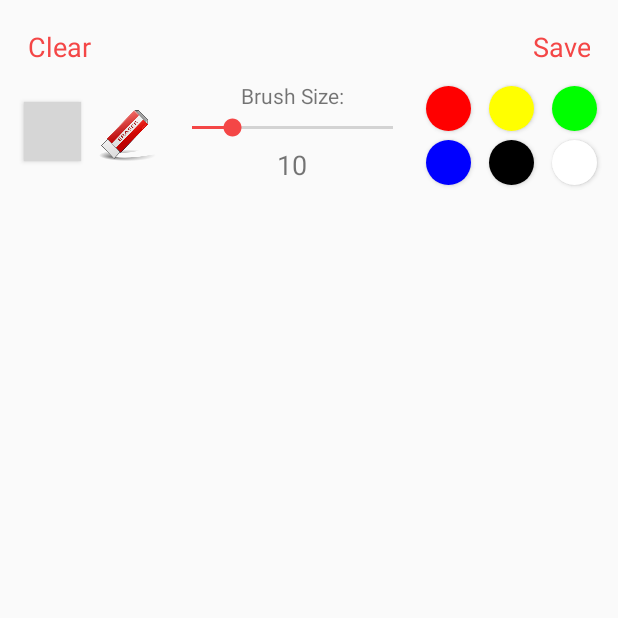
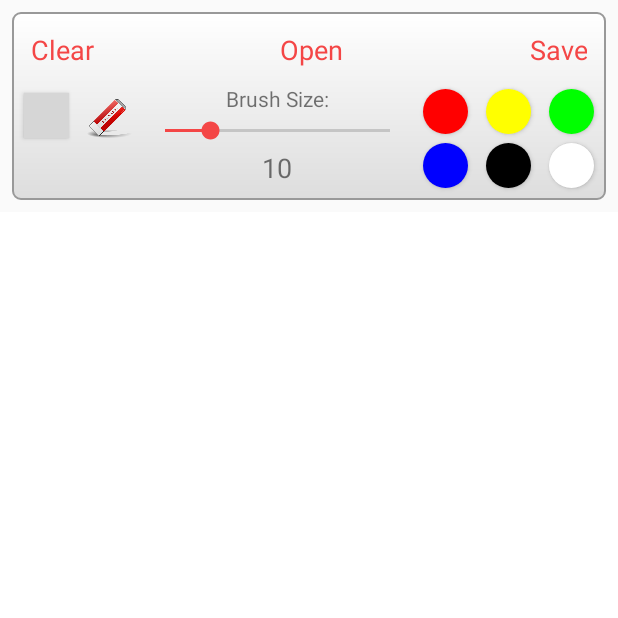
Before and after one commit to dkramer95/ColorfulDonut, an Android app: the screen it shows after launch (MainActivity), after a tap on "Save", on a phone screen of 412 x 824 dp, the top half of it. Run offline under Robolectric (Android 15) with nearby library versions, the phone set to English and light mode, and no system bars; grey boxes are pictures that could not be loaded.

Commit message:
Open and save images and bug fixes 	* Flood fill now works 	* Clearing screen now works 	* Changing colors now works 	* Changing size of brush now works

```diff
--- a/ColorfulDonut/app/src/main/java/edu/colorfuldonut/Brush.java
+++ b/ColorfulDonut/app/src/main/java/edu/colorfuldonut/Brush.java
@@ -78,6 +78,7 @@ public class Brush extends Tool{
     // when ACTION_UP stop touch
     private void upTouch(Path path) {
         path.lineTo(mX, mY);
+        path.reset();
     }
 
     @Override
--- a/ColorfulDonut/app/src/main/java/edu/colorfuldonut/CanvasView.java
+++ b/ColorfulDonut/app/src/main/java/edu/colorfuldonut/CanvasView.java
@@ -9,7 +9,6 @@ import android.graphics.Path;
 import android.util.AttributeSet;
 import android.view.MotionEvent;
 import android.view.View;
-import android.widget.Toast;
 
 /**
  * Created by DavidKramer on 4/17/17.
@@ -38,14 +37,15 @@ public class CanvasView extends View {
 
         m_bitmap = Bitmap.createBitmap(width, height, Bitmap.Config.ARGB_8888);
         m_canvas = new Canvas(m_bitmap);
-    }
+        m_canvas.drawColor(Color.WHITE);
 
-    public void saveImage() {
-
+        // default starting color
+        GlobalColor.set(Color.RED);
     }
 
     public void clear() {
         init();
+        invalidate();
     }
 
     public Bitmap getBitmap() {
@@ -54,7 +54,13 @@ public class CanvasView extends View {
 
     protected void onDraw(Canvas canvas) {
         super.onDraw(canvas);
-        canvas.drawPath(m_path, m_paint);
+        m_paint.setColor(GlobalColor.get());
+        canvas.drawBitmap(m_bitmap, 0, 0, m_paint);
+        m_canvas.drawPath(m_path, m_paint);
+    }
+
+    public void setBitmap(Bitmap bitmap) {
+        m_bitmap = bitmap;
     }
 
     public boolean onTouchEvent(MotionEvent e) {
--- /dev/null
+++ b/ColorfulDonut/app/src/main/java/edu/colorfuldonut/GlobalColor.java
@@ -0,0 +1,31 @@
+package edu.colorfuldonut;
+
+import android.graphics.Paint;
+import android.provider.Settings;
+
+/**
+ * Created by DavidKramer on 4/21/17.
+ */
+
+public class GlobalColor {
+    private int m_colorValue;
+
+    private static GlobalColor instance;
+
+    private GlobalColor() {}
+
+    private static GlobalColor getInstance() {
+        if (instance == null) {
+            instance = new GlobalColor();
+        }
+        return instance;
+    }
+
+    public static int get() {
+        return getInstance().m_colorValue;
+    }
+
+    public static void set(int color) {
+        getInstance().m_colorValue = color;
+    }
+}
--- a/ColorfulDonut/app/src/main/java/edu/colorfuldonut/MainActivity.java
+++ b/ColorfulDonut/app/src/main/java/edu/colorfuldonut/MainActivity.java
@@ -1,20 +1,27 @@
 package edu.colorfuldonut;
 
+import android.content.Intent;
+import android.graphics.Bitmap;
 import android.graphics.Color;
 import android.graphics.PorterDuff;
 import android.graphics.drawable.Drawable;
+import android.provider.MediaStore;
+import android.support.v7.app.AlertDialog;
 import android.support.v7.app.AppCompatActivity;
 import android.os.Bundle;
 import android.view.View;
 import android.widget.Button;
 import android.widget.GridLayout;
-import android.widget.LinearLayout;
 import android.widget.SeekBar;
 import android.widget.TextView;
 import android.widget.Toast;
 
+import java.io.IOException;
+import java.text.SimpleDateFormat;
+
 public class MainActivity extends AppCompatActivity {
-//    public static ToolFactory toolFactory;
+    protected static final int OPEN_IMAGE = 0;
+
     protected CanvasView m_canvasView;
     protected ToolBar m_toolbar;
 
@@ -56,8 +63,8 @@ public class MainActivity extends AppCompatActivity {
             colorButton.setOnClickListener(new View.OnClickListener() {
                 @Override
                 public void onClick(View view) {
-                    Brush brushTool = (Brush)m_toolbar.getToolByName("Brush");
-                    brushTool.setColor(color);
+                    // singleton color so that other tools can use
+                    GlobalColor.set(color);
                 }
             });
         }
@@ -95,7 +102,7 @@ public class MainActivity extends AppCompatActivity {
     }
 
     protected void createTools() {
-        LinearLayout toolPanel = (LinearLayout)findViewById(R.id.toolPanel);
+        GridLayout toolPanel = (GridLayout) findViewById(R.id.toolPanel);
         int toolCount = toolPanel.getChildCount();
 
         for (int j = 0; j < toolCount; ++j) {
@@ -115,7 +122,12 @@ public class MainActivity extends AppCompatActivity {
     }
 
     public void saveButtonClicked(View view) {
-        Toast.makeText(this, "STILL NEED TO IMPLEMENT SAVING", Toast.LENGTH_SHORT).show();
+        AlertDialog.Builder builder = new AlertDialog.Builder(this);
+        String filename = SimpleDateFormat.getDateInstance().toString();
+        Bitmap bitmap = m_canvasView.getBitmap();
+        MediaStore.Images.Media.insertImage(getContentResolver(), bitmap,
+                filename, "Colored Donut Drawing");
+        Toast.makeText(this, "Image saved to gallery", Toast.LENGTH_SHORT).show();
     }
 
     public void clearButtonClicked(View view) {
@@ -128,4 +140,33 @@ public class MainActivity extends AppCompatActivity {
         String toolName = toolButton.getTag().toString();
         Toast.makeText(this, toolName, Toast.LENGTH_SHORT).show();
     }
+
+    public void openButtonClicked(View view) {
+        Intent intent = new Intent();
+        intent.setType("image/*");
+        intent.setAction(Intent.ACTION_GET_CONTENT);
+        startActivityForResult(Intent.createChooser(intent, "Open Image"), OPEN_IMAGE);
+    }
+
+    public void openImage(int resultCode, Intent data) {
+        if (resultCode == AppCompatActivity.RESULT_OK) {
+            if (data != null) {
+                try {
+                    Bitmap bmp = MediaStore.Images.Media.getBitmap(getContentResolver(), data.getData());
+                    Toast.makeText(this, "Image loaded!", Toast.LENGTH_LONG).show();
+                    m_canvasView.setBitmap(bmp);
+                } catch (IOException e) {
+                    Toast.makeText(this, "Failed to open image", Toast.LENGTH_LONG).show();
+                }
+            }
+        }
+    }
+
+    public void onActivityResult(int requestCode, int resultCode, Intent data) {
+        switch (requestCode) {
+            case OPEN_IMAGE:
+                openImage(resultCode, data);
+                break;
+        }
+    }
 }
--- a/ColorfulDonut/app/src/main/java/edu/colorfuldonut/PaintBucket.java
+++ b/ColorfulDonut/app/src/main/java/edu/colorfuldonut/PaintBucket.java
@@ -4,12 +4,7 @@ import android.graphics.Bitmap;
 import android.graphics.Color;
 import android.graphics.Paint;
 import android.graphics.Path;
-import android.graphics.Point;
-import android.util.Log;
 import android.view.MotionEvent;
-
-import java.util.LinkedList;
-import java.util.Queue;
 
 /**
  * Created by DavidKramer on 4/18/17.
@@ -50,17 +45,17 @@ public class PaintBucket extends Tool {
         //TODO: Uncomment comments below to give Bucket Button functionality.
         switch (e.getAction()) {
             case MotionEvent.ACTION_DOWN:
-                //startTouch(x, y, m_path);
+                startTouch(x, y, m_path);
                 break;
             case MotionEvent.ACTION_UP:
-                //QueueLinearFloodFiller filler = new QueueLinearFloodFiller(bitmap, targetColor, m_paint.getColor());
-                //filler.prepare();
-                //filler.floodFill(x, y);
+                QueueLinearFloodFiller filler = new QueueLinearFloodFiller(bitmap, targetColor, GlobalColor.get());
+                filler.prepare();
+                filler.floodFill(x, y);
                 break;
             default:
                 return false;
         }
-        canvasView.m_paint = m_paint;
+//        canvasView.m_paint = m_paint;
         canvasView.invalidate();
         return true;
     }
--- a/ColorfulDonut/app/src/main/java/edu/colorfuldonut/QueueLinearFloodFiller.java
+++ b/ColorfulDonut/app/src/main/java/edu/colorfuldonut/QueueLinearFloodFiller.java
@@ -9,6 +9,11 @@ import java.util.LinkedList;
 import java.util.Queue;
 
 /**
+ * ****REFERENCED FROM:****
+ * Raghunandan on StackOverflow
+ * stackoverflow.com/questions/16968412/how-to-use-flood-fill-algorithm-in-android
+ *
+ *
  * Created by Donut on 4/19/2017.
  */
 
--- /dev/null
+++ b/ColorfulDonut/app/src/main/res/drawable/toolbar.xml
@@ -0,0 +1,9 @@
+<?xml version="1.0" encoding="utf-8"?>
+<shape xmlns:android="http://schemas.android.com/apk/res/android"
+    android:shape="rectangle">
+    <gradient android:startColor="#FFFFFF"
+        android:endColor="#DDDDDD"
+        android:angle="270" />
+    <corners android:radius="5dp" />
+    <stroke android:width="2px" android:color="#999999" />
+</shape>
--- a/ColorfulDonut/app/src/main/res/layout/activity_main.xml
+++ b/ColorfulDonut/app/src/main/res/layout/activity_main.xml
@@ -8,8 +8,8 @@
 
     <LinearLayout
         android:id="@+id/linearLayout"
-        android:layout_width="0dp"
-        android:layout_height="551dp"
+        android:layout_width="match_parent"
+        android:layout_height="match_parent"
         android:orientation="vertical"
         app:layout_constraintHorizontal_bias="0.0"
         app:layout_constraintLeft_toLeftOf="parent"
@@ -21,7 +21,10 @@
             android:layout_width="match_parent"
             android:layout_height="wrap_content"
             android:layout_margin="8dp"
+            android:background="@drawable/toolbar"
             android:orientation="vertical"
+            android:padding="2dp"
+            android:paddingBottom="4dp"
             app:layout_constraintBottom_toBottomOf="@+id/parent"
             app:layout_constraintHorizontal_bias="0"
             app:layout_constraintLeft_toLeftOf="parent"
@@ -51,6 +54,18 @@
                     android:layout_width="wrap_content"
                     android:layout_height="wrap_content"
                     android:layout_weight="1"
+                    android:onClick="openButtonClicked"
+                    android:padding="5dp"
+                    android:text="Open"
+                    android:textAlignment="center"
+                    android:textColor="@color/colorPrimary"
+                    android:textSize="18sp" />
+
+                <TextView
+                    android:id="@+id/textView5"
+                    android:layout_width="wrap_content"
+                    android:layout_height="wrap_content"
+                    android:layout_weight="1"
                     android:onClick="saveButtonClicked"
                     android:padding="5dp"
                     android:text="Save"
@@ -64,18 +79,17 @@
                 android:layout_height="wrap_content"
                 android:orientation="horizontal">
 
-                <LinearLayout
+                <GridLayout
                     android:id="@+id/toolPanel"
                     android:layout_width="wrap_content"
-                    android:layout_height="59dp"
-                    android:layout_gravity="center_vertical"
-                    android:layout_margin="2dp"
-                    android:orientation="horizontal">
+                    android:layout_height="wrap_content"
+                    android:columnCount="2"
+                    android:rowCount="2">
 
                     <Button
                         android:id="@+id/brushButton"
-                        android:layout_width="38dp"
-                        android:layout_height="39dp"
+                        android:layout_width="30dp"
+                        android:layout_height="30dp"
                         android:layout_margin="6dp"
                         android:background="@drawable/brush1"
                         android:onClick="toolButtonClicked"
@@ -84,14 +98,14 @@
 
                     <Button
                         android:id="@+id/eraserButton"
-                        android:layout_width="38dp"
-                        android:layout_height="39dp"
+                        android:layout_width="30dp"
+                        android:layout_height="30dp"
                         android:layout_margin="6dp"
                         android:background="@drawable/eraser1"
                         android:padding="10dp"
-                        android:tag="Eraser" />
+                        android:tag="Paint Bucket" />
 
-                </LinearLayout>
+                </GridLayout>
 
                 <LinearLayout
                     android:id="@+id/sizePanel"
@@ -208,7 +222,6 @@
             android:id="@+id/canvas"
             android:layout_width="match_parent"
             android:layout_height="match_parent"
-            app:layout_constraintBottom_toBottomOf="parent"
             app:layout_constraintLeft_toLeftOf="parent"
             app:layout_constraintRight_toRightOf="parent"
             app:layout_constraintTop_toTopOf="parent" />
```
Also changed, not shown: ColorfulDonut/app/src/main/res/drawable/openimage.png (added).
